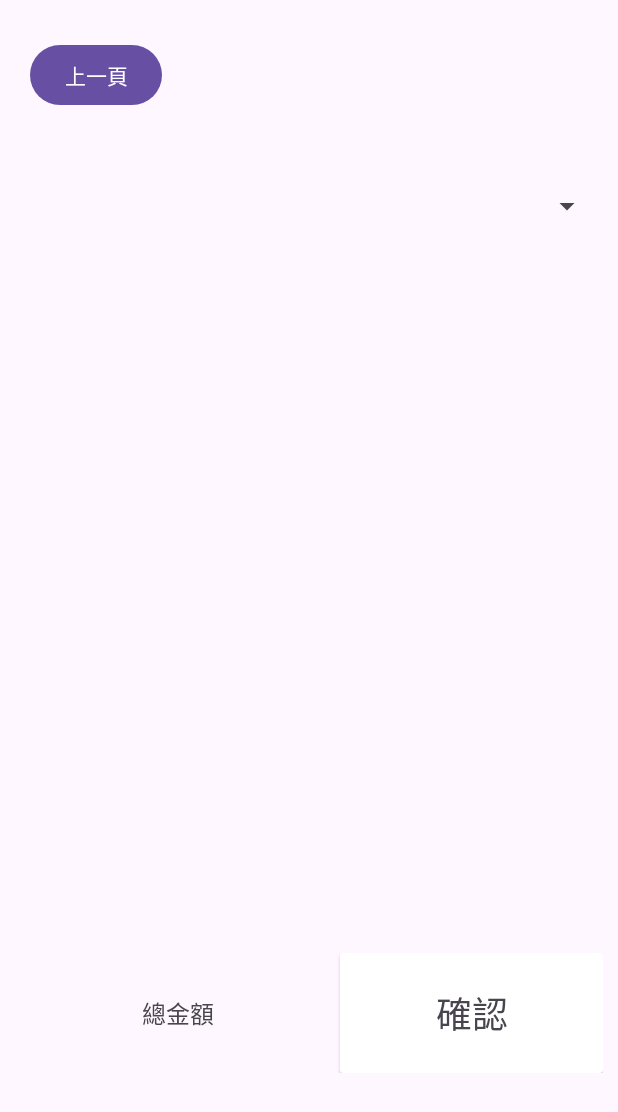
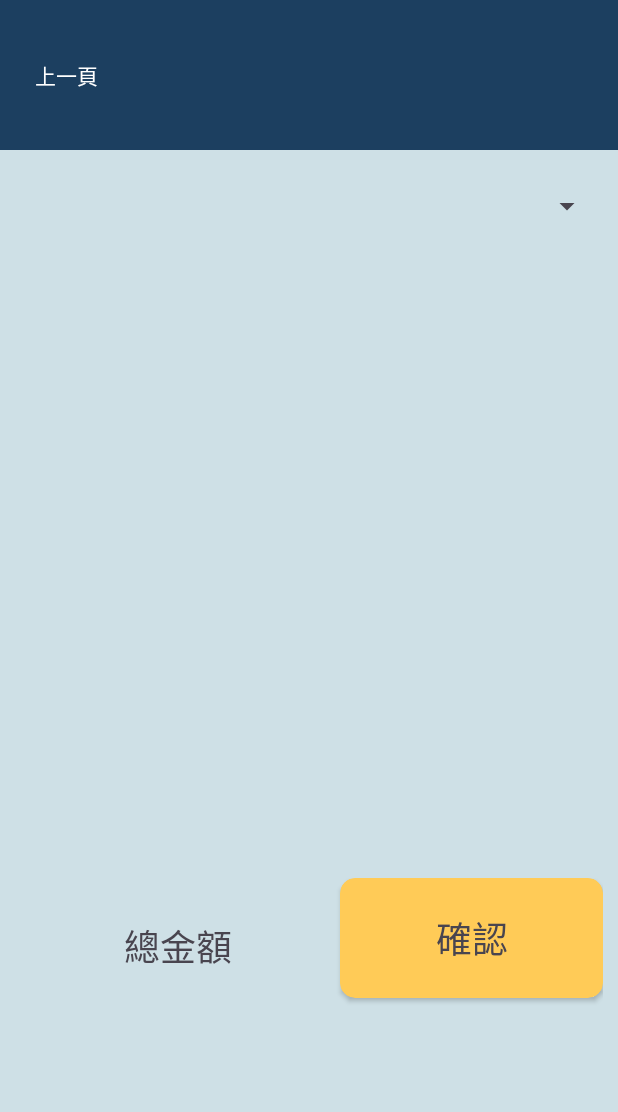
Before and after one commit to StoneEvens/SinoPacRemit, an Android app: the layout remit.xml on its own in the app's theme, with its tools: preview values and no code run, on a phone screen of 412 x 824 dp. Shown: the top 1112 px of the screen. Run offline under Robolectric (Android 15) with nearby library versions, the phone set to English and light mode, and no system bars.

Commit message:
Important Update

```diff
--- a/app/src/main/java/com/sinopacremit/Carrier.java
+++ b/app/src/main/java/com/sinopacremit/Carrier.java
@@ -31,8 +31,8 @@ public class Carrier extends AppCompatActivity {
         expenseRecyclerView = findViewById(R.id.ExpenseRecyclerView);
 
         expenses = new ArrayList<String[]>();
-        expenses.add(new String[]{"3-10-24", "Store1", "$100"});
-        expenses.add(new String[]{"3-11-24", "Store2", "$500"});
+        expenses.add(new String[]{"3-10-24", "店家1", "$100"});
+        expenses.add(new String[]{"3-11-24", "店家2", "$500"});
 
         expenseRecyclerView.setLayoutManager(new LinearLayoutManager(this, LinearLayoutManager.VERTICAL, false));
         expenseRecyclerView.setAdapter(new CarrierExpenseAdapter(getApplicationContext(), expenses));
--- a/app/src/main/java/com/sinopacremit/MainActivity.java
+++ b/app/src/main/java/com/sinopacremit/MainActivity.java
@@ -15,7 +15,7 @@ public class MainActivity extends AppCompatActivity {
         super.onCreate(savedInstanceState);
         setContentView(R.layout.activity_main);
 
-        Intent myIntent = new Intent(MainActivity.this, Remit.class);
+        Intent myIntent = new Intent(MainActivity.this, Carrier.class);
         startActivity(myIntent);
     }
 }
--- a/app/src/main/java/com/sinopacremit/RemitStoreAdapter.java
+++ b/app/src/main/java/com/sinopacremit/RemitStoreAdapter.java
@@ -32,7 +32,7 @@ public class RemitStoreAdapter extends BaseExpandableListAdapter {
 
     @Override
     public int getChildrenCount(int groupPosition) {
-        return storeList.get(groupPosition).length;
+        return storeList.get(groupPosition)[1].length;
     }
 
     @Override
--- a/app/src/main/res/layout/carrier.xml
+++ b/app/src/main/res/layout/carrier.xml
@@ -72,6 +72,7 @@
                     android:padding="0dp"
                     android:text="["
                     android:textColor="#FFFFFF"
+                    android:textSize="24sp"
                     app:layout_constraintBottom_toBottomOf="parent"
                     app:layout_constraintStart_toStartOf="parent"
                     app:layout_constraintTop_toTopOf="parent"
@@ -86,6 +87,7 @@
                     android:text="]"
                     android:textAlignment="center"
                     android:textColor="#FFFFFF"
+                    android:textSize="24sp"
                     app:barrierMargin="0dp"
                     app:layout_constraintBottom_toBottomOf="parent"
                     app:layout_constraintEnd_toEndOf="parent"
@@ -101,7 +103,7 @@
                     android:paddingRight="10dp"
                     android:text="月份"
                     android:textColor="#FFFFFF"
-                    android:textSize="24sp"
+                    android:textSize="34sp"
                     app:layout_constraintBottom_toBottomOf="parent"
                     app:layout_constraintStart_toEndOf="@+id/LastButton"
                     app:layout_constraintTop_toTopOf="parent" />
--- a/app/src/main/res/layout/remit.xml
+++ b/app/src/main/res/layout/remit.xml
@@ -7,13 +7,14 @@
 
     <androidx.constraintlayout.widget.ConstraintLayout
         android:layout_width="match_parent"
-        android:layout_height="match_parent">
+        android:layout_height="match_parent"
+        android:background="#CEE0E6">
 
         <androidx.constraintlayout.widget.ConstraintLayout
             android:id="@+id/constraintLayout4"
             android:layout_width="match_parent"
             android:layout_height="100dp"
-            android:padding="20dp"
+            android:background="#1C3F60"
             app:layout_constraintEnd_toEndOf="parent"
             app:layout_constraintStart_toStartOf="parent"
             app:layout_constraintTop_toTopOf="parent">
@@ -22,8 +23,10 @@
                 android:id="@+id/HomeButton_Remit"
                 android:layout_width="wrap_content"
                 android:layout_height="wrap_content"
+                android:background="#00000000"
                 android:padding="0dp"
                 android:text="上一頁"
+                android:textColor="#FFFFFF"
                 app:layout_constraintBottom_toBottomOf="parent"
                 app:layout_constraintStart_toStartOf="parent"
                 app:layout_constraintTop_toTopOf="parent" />
@@ -51,7 +54,7 @@
         <androidx.constraintlayout.widget.ConstraintLayout
             android:id="@+id/constraintLayout7"
             android:layout_width="match_parent"
-            android:layout_height="450dp"
+            android:layout_height="400dp"
             android:padding="10dp"
             app:layout_constraintEnd_toEndOf="parent"
             app:layout_constraintStart_toStartOf="parent"
@@ -66,7 +69,9 @@
         <androidx.constraintlayout.widget.ConstraintLayout
             android:layout_width="match_parent"
             android:layout_height="100dp"
-            android:padding="10dp"
+            android:paddingLeft="10dp"
+            android:paddingTop="10dp"
+            android:paddingRight="10dp"
             app:layout_constraintEnd_toEndOf="parent"
             app:layout_constraintStart_toStartOf="parent"
             app:layout_constraintTop_toBottomOf="@+id/constraintLayout7">
@@ -74,9 +79,11 @@
             <androidx.cardview.widget.CardView
                 android:id="@+id/ConfirmCardView"
                 android:layout_width="175dp"
-                android:layout_height="match_parent"
+                android:layout_height="80dp"
+                app:cardBackgroundColor="#FFCB57"
+                app:cardCornerRadius="10dp"
                 app:layout_constraintEnd_toEndOf="parent"
-                tools:layout_editor_absoluteY="10dp">
+                app:layout_constraintTop_toTopOf="parent">
 
                 <androidx.constraintlayout.widget.ConstraintLayout
                     android:layout_width="match_parent"
@@ -100,7 +107,7 @@
                 android:layout_width="wrap_content"
                 android:layout_height="wrap_content"
                 android:text="總金額"
-                android:textSize="16sp"
+                android:textSize="24sp"
                 app:layout_constraintBottom_toBottomOf="parent"
                 app:layout_constraintEnd_toStartOf="@+id/ConfirmCardView"
                 app:layout_constraintStart_toStartOf="parent"
--- a/app/src/main/res/layout/remit_account.xml
+++ b/app/src/main/res/layout/remit_account.xml
@@ -2,6 +2,8 @@
 <TextView xmlns:android="http://schemas.android.com/apk/res/android"
     android:layout_width="match_parent"
     android:layout_height="50dp"
-    android:gravity="center">
+    android:background="#A7C9F1"
+    android:gravity="center"
+    android:textColor="#000000">
 
 </TextView>
--- a/app/src/main/res/layout/remit_store.xml
+++ b/app/src/main/res/layout/remit_store.xml
@@ -7,7 +7,8 @@
 
     <androidx.constraintlayout.widget.ConstraintLayout
         android:layout_width="match_parent"
-        android:layout_height="50dp">
+        android:layout_height="50dp"
+        android:paddingLeft="40dp">
 
         <TextView
             android:id="@+id/StoreName_Remit"
```
Also changed, not shown: app/src/main/java/com/sinopacremit/Remit.java (+6 -4 lines).
